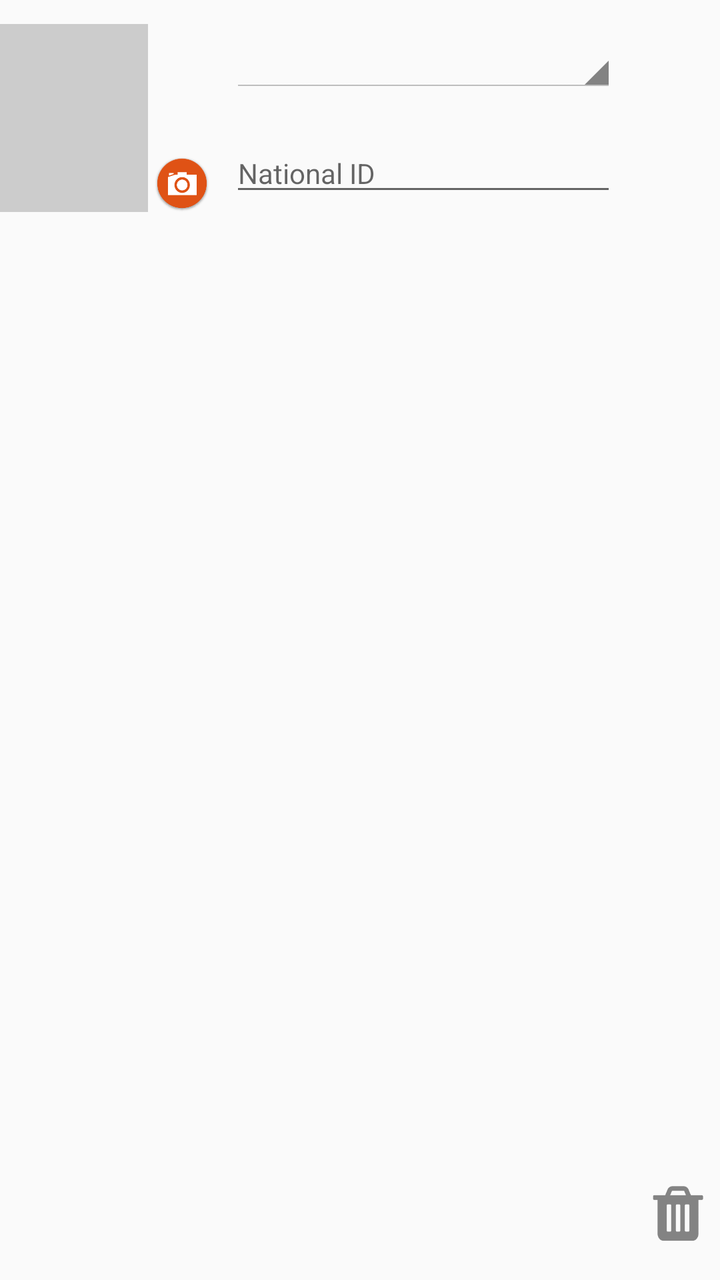
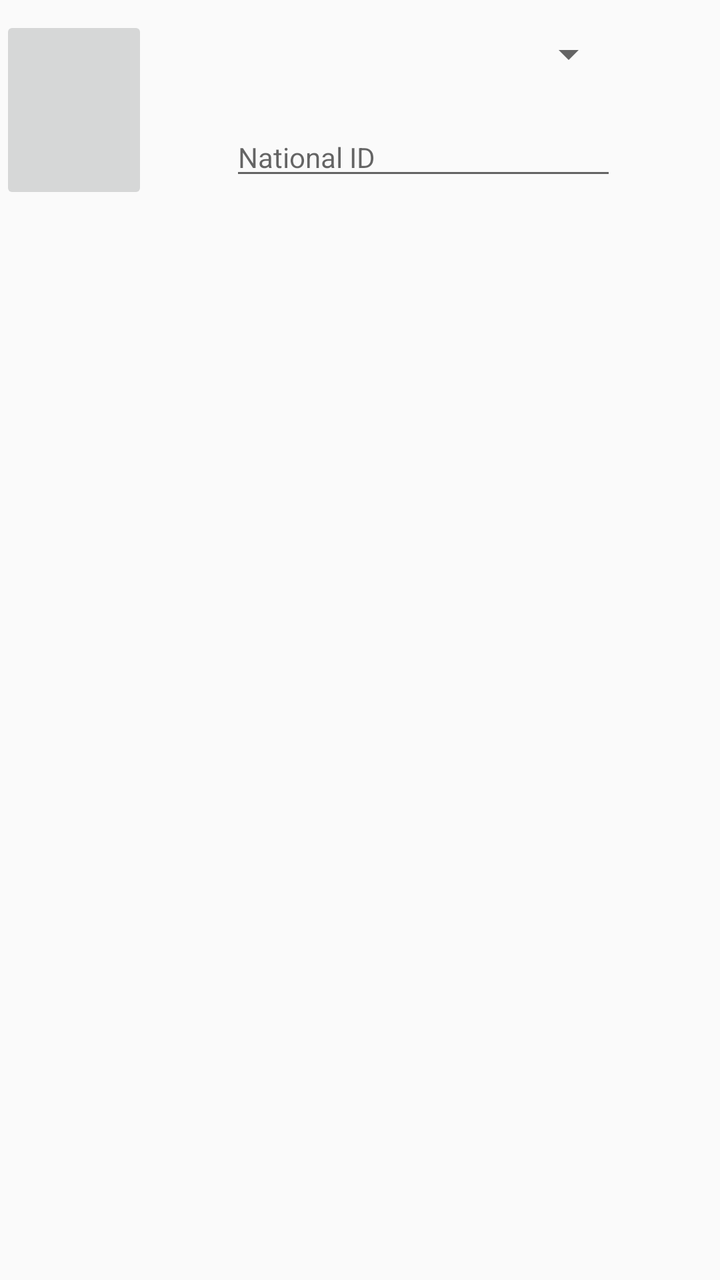

Screens rendered from an Android XML layout before and after an edit, with the pre-edit source and the edit as a unified diff.
<!-- AndroidManifest.xml: application theme AppCompactTheme -->
<!-- res/layout/add_nationalid.xml -->
<?xml version="1.0" encoding="utf-8"?>
<LinearLayout xmlns:android="http://schemas.android.com/apk/res/android"
    android:orientation="horizontal"
    android:layout_width="match_parent"
    android:layout_height="wrap_content"
    android:weightSum="13">



    <LinearLayout
        android:id="@+id/ll_nidview"
        android:layout_width="0dp"
        android:layout_height="wrap_content"
        android:layout_weight="11.5"
        android:layout_marginTop="5dp"
        android:orientation="horizontal">

        <LinearLayout
            android:layout_width="match_parent"
            android:layout_height="wrap_content"
            android:layout_weight="10.8"
            android:orientation="horizontal"
            android:gravity="center">



            <LinearLayout
                android:id="@+id/ll_capturephoto"
                android:layout_width="105dp"
                android:layout_height="wrap_content"
                android:orientation="vertical">


                <LinearLayout

                    android:layout_width="wrap_content"
                    android:layout_height="wrap_content"
                    android:orientation="horizontal">

                    <ImageButton
                        android:id="@+id/nationalidphoto"
                        android:layout_width="74dp"
                        android:tooltipText="@string/captureid"
                        android:src="@drawable/ic_capture_id_defaulr"
                        android:layout_height="94dp"/>

                    <LinearLayout
                        android:layout_width="wrap_content"
                        android:layout_height="match_parent"
                        android:gravity="bottom|end">
                        <ImageButton
                            android:layout_width="@dimen/button_width_height"
                            android:layout_height="@dimen/button_width_height"
                            android:id="@+id/nidphotoActionButton"
                            android:contentDescription="@string/Camera"
                            android:src="@drawable/ic_actionbutton_camera"
                            android:layout_marginLeft="5dp"
                            android:adjustViewBounds="false"
                            android:background="@android:color/transparent"
                            android:scaleType="fitXY" />
                    </LinearLayout>
                </LinearLayout>


            </LinearLayout>

            <LinearLayout
                android:orientation="vertical"
                android:layout_width="0dp"
                android:layout_height="wrap_content"
                android:layout_weight="3"
                >


                <Spinner
                    android:layout_width="match_parent"
                    android:layout_height="wrap_content"
                    android:id="@+id/idtypespinner"
                    android:hint="@string/idtype"
                    android:layout_weight="1"
                    android:layout_margin="@dimen/ofis_input_field_bottom_margin"
                    android:theme="@style/AppCompactTheme"
                    android:nextFocusDown="@+id/spinner_region" />

                <EditText
                    android:layout_width="match_parent"
                    android:layout_height="wrap_content"
                    android:inputType="textCapWords"
                    android:id="@+id/nidnumber"
                    android:textSize="@dimen/ofis_input_field_text"
                    android:hint="@string/nationalidno"
                    android:layout_margin="@dimen/ofis_input_field_bottom_margin"/>

            </LinearLayout>


        </LinearLayout>

    </LinearLayout>

    <LinearLayout
        android:id="@+id/deleteNationalid"
        android:layout_width="0dp"
        android:layout_height="match_parent"
        android:layout_weight="1.5"
        android:gravity="bottom|end">
    <ImageView
        android:gravity="top|end"
        android:layout_width="match_parent"
        android:layout_height="wrap_content"
        android:adjustViewBounds="true"
        android:scaleType="fitCenter"
        android:layout_marginBottom="15dp"
        android:src="@drawable/ic_delete_item"
        android:contentDescription="@string/Delete_Item" />
    </LinearLayout>
</LinearLayout>
<!-- resources referenced by this layout -->
<resources>
  <dimen name="button_width_height">28dp</dimen>
  <dimen name="ofis_input_field_bottom_margin">10dp</dimen>
  <dimen name="ofis_input_field_text">14sp</dimen>
  <!-- drawable ic_actionbutton_camera: png bitmap (drawable-hdpi, 5322 bytes) -->
  <!-- drawable ic_capture_id_defaulr (drawable) -->
  <vector xmlns:android="http://schemas.android.com/apk/res/android"
      android:width="118dp"
      android:height="137dp"
      android:viewportWidth="118"
      android:viewportHeight="137">
    <path
        android:pathData="M9,6L109,6L109,125L9,125Z"
        android:fillColor="#ccc"/>
  </vector>
  <!-- drawable ic_delete_item: png bitmap (drawable-hdpi, 1654 bytes) -->
  <string name="Camera">Camera</string>
  <string name="Delete_Item">Delete Item</string>
  <string name="captureid">Capture ID</string>
  <string name="idtype">ID Type</string>
  <string name="nationalidno">National ID</string>
  <style name="AppCompactTheme" parent="Theme.AppCompat.Light">
          
          <item name="android:spinnerStyle">@android:style/Widget.Holo.Light.Spinner</item>
          <item name="android:spinnerItemStyle">@style/SpinnerItem</item>
          <item name="android:spinnerDropDownItemStyle">@style/SpinnerItem.DropDownItem</item>
          <item name="android:dropDownListViewStyle">@style/StandardSpinner</item>
          <item name="android:actionBarStyle">@style/AppTheme.ActionBarStyle</item>
      </style>
  <style name="SpinnerItem" parent="Widget.AppCompat.TextView.SpinnerItem">
          <item name="android:textColor">@color/ofis_base_font_white</item>
          <item name="android:textSize">@dimen/ofis_spinner_text</item>
      </style>
  <style name="SpinnerItem.DropDownItem" parent="Widget.AppCompat.Light.DropDownItem.Spinner">
          <item name="android:textColor">@color/ofis_text_field</item>
          <item name="android:background">@color/ofis_spinner_item_background</item>
      </style>
  <style name="StandardSpinner" parent="Widget.AppCompat.ListView.DropDown">
          <item name="android:dividerHeight">@dimen/ofis_spinner_itemseparator</item>
          <item name="android:divider">@color/ofis_spinner_divider</item>
      </style>
  <style name="AppTheme.ActionBarStyle" parent="Theme.AppCompat.Light">
          <item name="android:titleTextStyle">@style/AppTheme.ActionBar.TitleTextStyle</item>
      </style>
  <color name="ofis_base_font_white">#ffffff</color>
  <dimen name="ofis_spinner_text">14sp</dimen>
  <color name="ofis_text_field">#DE000000</color>
  <color name="ofis_spinner_item_background">@color/ofis_actionbar_background</color>
  <dimen name="ofis_spinner_itemseparator">1dp</dimen>
  <color name="ofis_spinner_divider">#ff333333</color>
  <style name="AppTheme.ActionBar.TitleTextStyle" parent="android:TextAppearance">
          <item name="android:textSize">@dimen/ofis_med_text</item>
      </style>
  <color name="ofis_actionbar_background">#dddddd</color>
  <dimen name="ofis_med_text">15sp</dimen>
</resources>

<!-- the commit's change to res/layout/add_nationalid.xml (unified diff, before → after) -->
@@ -1,5 +1,6 @@
 <?xml version="1.0" encoding="utf-8"?>
 <LinearLayout xmlns:android="http://schemas.android.com/apk/res/android"
+    xmlns:app="http://schemas.android.com/apk/res-auto"
     android:orientation="horizontal"
     android:layout_width="match_parent"
     android:layout_height="wrap_content"
@@ -41,7 +42,7 @@
                         android:id="@+id/nationalidphoto"
                         android:layout_width="74dp"
                         android:tooltipText="@string/captureid"
-                        android:src="@drawable/ic_capture_id_defaulr"
+                        app:srcCompat="@drawable/ic_capture_id_defaulr"
                         android:layout_height="94dp"/>
 
                     <LinearLayout
@@ -53,7 +54,7 @@
                             android:layout_height="@dimen/button_width_height"
                             android:id="@+id/nidphotoActionButton"
                             android:contentDescription="@string/Camera"
-                            android:src="@drawable/ic_actionbutton_camera"
+                            app:srcCompat="@drawable/ic_actionbutton_camera"
                             android:layout_marginLeft="5dp"
                             android:adjustViewBounds="false"
                             android:background="@android:color/transparent"
@@ -111,7 +112,7 @@
         android:adjustViewBounds="true"
         android:scaleType="fitCenter"
         android:layout_marginBottom="15dp"
-        android:src="@drawable/ic_delete_item"
+        app:srcCompat="@drawable/ic_delete_item"
         android:contentDescription="@string/Delete_Item" />
     </LinearLayout>
 </LinearLayout>
<!-- resource entries referenced after the edit -->
@@ -22,11 +22,13 @@
   <string name="nationalidno">National ID</string>
   <style name="AppCompactTheme" parent="Theme.AppCompat.Light">
           
-          <item name="android:spinnerStyle">@android:style/Widget.Holo.Light.Spinner</item>
+          <item name="spinnerStyle">@android:style/Widget.Holo.Light.Spinner</item>
           <item name="android:spinnerItemStyle">@style/SpinnerItem</item>
-          <item name="android:spinnerDropDownItemStyle">@style/SpinnerItem.DropDownItem</item>
-          <item name="android:dropDownListViewStyle">@style/StandardSpinner</item>
-          <item name="android:actionBarStyle">@style/AppTheme.ActionBarStyle</item>
+          <item name="spinnerDropDownItemStyle">@style/SpinnerItem.DropDownItem</item>
+          <item name="dropDownListViewStyle">@style/StandardSpinner</item>
+  
+          <item name="actionBarStyle">@style/AppTheme.ActionBarStyle</item>
+  
       </style>
   <style name="SpinnerItem" parent="Widget.AppCompat.TextView.SpinnerItem">
           <item name="android:textColor">@color/ofis_base_font_white</item>
@@ -34,14 +36,14 @@
       </style>
   <style name="SpinnerItem.DropDownItem" parent="Widget.AppCompat.Light.DropDownItem.Spinner">
           <item name="android:textColor">@color/ofis_text_field</item>
-          <item name="android:background">@color/ofis_spinner_item_background</item>
+          <item name="background">@color/ofis_spinner_item_background</item>
       </style>
   <style name="StandardSpinner" parent="Widget.AppCompat.ListView.DropDown">
           <item name="android:dividerHeight">@dimen/ofis_spinner_itemseparator</item>
-          <item name="android:divider">@color/ofis_spinner_divider</item>
+          <item name="divider">@color/ofis_spinner_divider</item>
       </style>
   <style name="AppTheme.ActionBarStyle" parent="Theme.AppCompat.Light">
-          <item name="android:titleTextStyle">@style/AppTheme.ActionBar.TitleTextStyle</item>
+          <item name="titleTextStyle">@style/AppTheme.ActionBar.TitleTextStyle</item>
       </style>
   <color name="ofis_base_font_white">#ffffff</color>
   <dimen name="ofis_spinner_text">14sp</dimen>
@@ -50,9 +52,10 @@
   <dimen name="ofis_spinner_itemseparator">1dp</dimen>
   <color name="ofis_spinner_divider">#ff333333</color>
   <style name="AppTheme.ActionBar.TitleTextStyle" parent="android:TextAppearance">
-          <item name="android:textSize">@dimen/ofis_med_text</item>
+          <item name="android:textSize">@dimen/ofis_large_text</item>
+          <item name="android:textStyle">bold</item>
       </style>
   <color name="ofis_actionbar_background">#dddddd</color>
-  <dimen name="ofis_med_text">15sp</dimen>
+  <dimen name="ofis_large_text">17sp</dimen>
 </resources>
 
